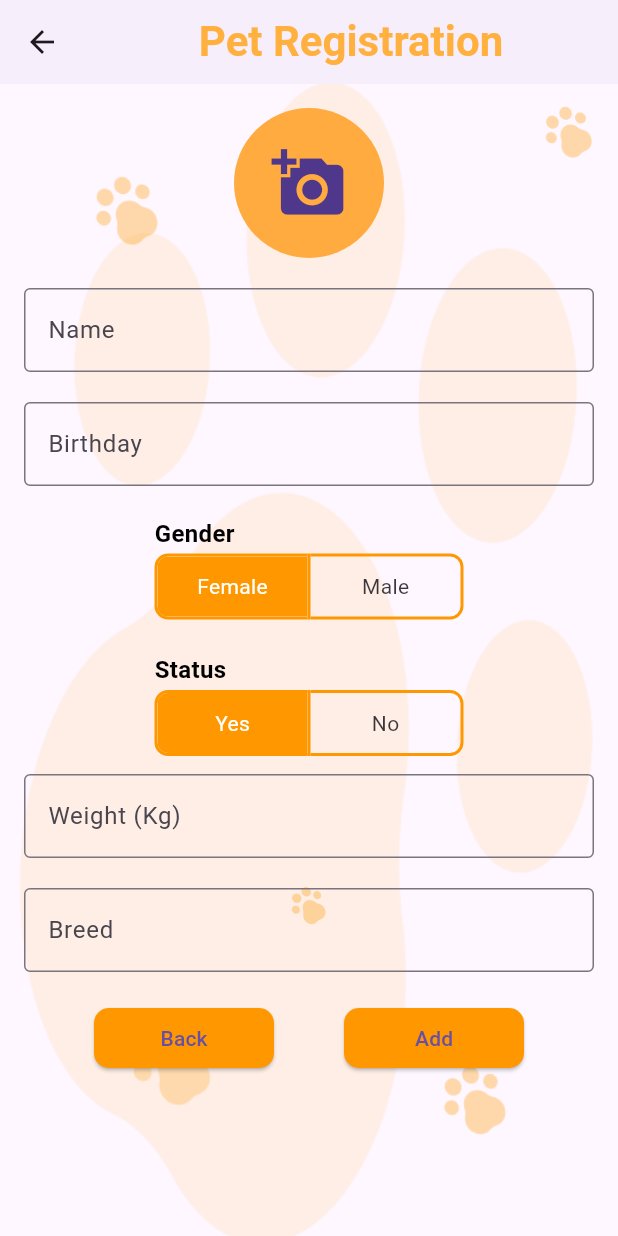
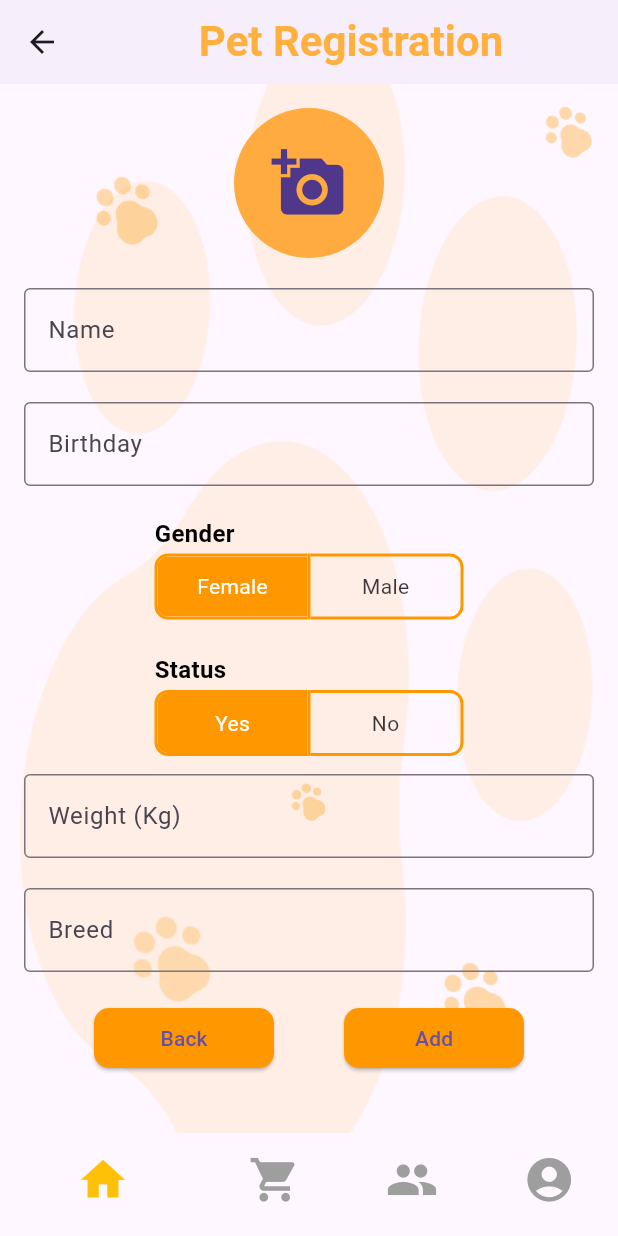
Before and after one commit to upesha56/PetCare, a Flutter app: the PetRegistrationPage screen opened directly, on a phone screen of 412 x 824 dp. Run offline on Flutter 3.47's test engine with Material 3 defaults, Android fonts, the phone set to English and light mode, and no system bars; our stand-ins replace image_picker; Roboto replaces fonts that are missing (CustomFont).

Commit message:
Added a navigation bar.

```diff
--- a/Front-End/lib/pages/petregistration_page.dart
+++ b/Front-End/lib/pages/petregistration_page.dart
@@ -1,4 +1,6 @@
 import 'dart:io';
+import 'package:chat/pages/community.dart';
+import 'package:chat/pages/store_page.dart';
 import 'package:flutter/material.dart';
 import 'package:http/http.dart' as http;
 import 'package:image_picker/image_picker.dart';
@@ -299,6 +301,57 @@ class _PetRegistrationPageState extends State<PetRegistrationPage> {
             ),
           ],
         ),
+        extendBody: false,
+        bottomNavigationBar: Theme(
+          data: Theme.of(context).copyWith(
+            canvasColor: Colors.transparent,
+          ),
+          child: BottomNavigationBar(
+            currentIndex: 0,
+            selectedItemColor: Colors.amber,
+            unselectedItemColor: Colors.grey,
+            showSelectedLabels: false,
+            showUnselectedLabels: false,
+            iconSize: 35,
+            backgroundColor: Colors.transparent,
+            elevation: 0.0,
+            items: <BottomNavigationBarItem>[
+              BottomNavigationBarItem(
+                icon: GestureDetector(
+                    onTap: () {}, child: const Icon(Icons.home)),
+                label: 'Home',
+              ),
+              BottomNavigationBarItem(
+                icon: GestureDetector(
+                    onTap: () {
+                      Navigator.push(
+                          context,
+                          MaterialPageRoute(
+                            builder: (context) => StorePage(),
+                          ));
+                    },
+                    child: const Icon(Icons.shopping_cart)),
+                label: 'Cart',
+              ),
+              BottomNavigationBarItem(
+                icon: GestureDetector(
+                    onTap: () {
+                      Navigator.push(
+                          context,
+                          MaterialPageRoute(
+                            builder: (context) => CommunityPage(),
+                          ));
+                    },
+                    child: const Icon(Icons.people)),
+                label: 'People',
+              ),
+              const BottomNavigationBarItem(
+                icon: Icon(Icons.account_circle),
+                label: 'Account',
+              ),
+            ],
+          ),
+        ),
       ),
     );
   }
```
